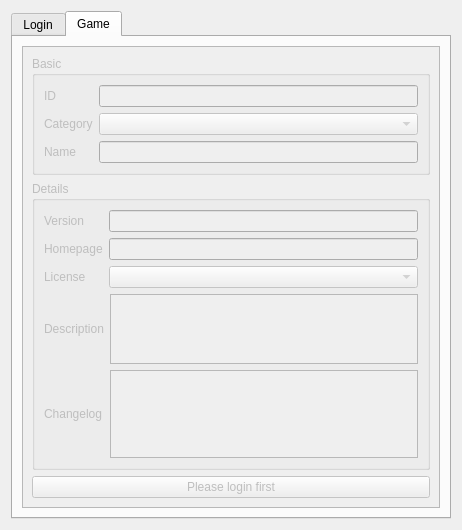
Above: creator/plugins/docks/distributiondock/distributiondock.ui from KDE/gluon before the change. Below: the same form after it.
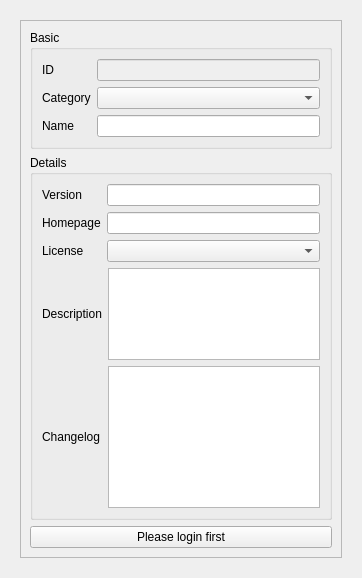
That is the form after the change. The open tabs and pages were chosen to show the change.

Commit message: Don't use a TabBar, as it doesn't make sense to always show the login tab. Use a state machine for the GUI state changes.

Patch:
```diff
--- a/creator/plugins/docks/distributiondock/distributiondock.ui
+++ b/creator/plugins/docks/distributiondock/distributiondock.ui
@@ -6,24 +6,21 @@
    <rect>
     <x>0</x>
     <y>0</y>
-    <width>462</width>
-    <height>530</height>
+    <width>362</width>
+    <height>578</height>
    </rect>
   </property>
   <property name="windowTitle">
    <string>Distribution</string>
   </property>
-  <layout class="QVBoxLayout" name="verticalLayout_11">
+  <layout class="QVBoxLayout" name="verticalLayout_4">
    <item>
-    <widget class="QTabWidget" name="tabWidget">
+    <widget class="QStackedWidget" name="stackedWidget">
      <property name="currentIndex">
       <number>0</number>
      </property>
-     <widget class="QWidget" name="loginTab">
-      <attribute name="title">
-       <string>Login</string>
-      </attribute>
-      <layout class="QVBoxLayout" name="verticalLayout_7">
+     <widget class="QWidget" name="loginPage">
+      <layout class="QVBoxLayout" name="verticalLayout_11">
        <item>
         <layout class="QHBoxLayout" name="horizontalLayout_2">
          <item>
@@ -78,21 +75,15 @@
          <property name="sizeHint" stdset="0">
           <size>
            <width>20</width>
-           <height>161</height>
+           <height>470</height>
           </size>
          </property>
         </spacer>
        </item>
       </layout>
      </widget>
-     <widget class="QWidget" name="gameTab">
-      <property name="enabled">
-       <bool>false</bool>
-      </property>
-      <attribute name="title">
-       <string>Game</string>
-      </attribute>
-      <layout class="QVBoxLayout" name="verticalLayout_4">
+     <widget class="QWidget" name="gamePage">
+      <layout class="QVBoxLayout" name="verticalLayout_7">
        <item>
         <widget class="QScrollArea" name="scrollArea">
          <property name="widgetResizable">
@@ -103,8 +94,8 @@
            <rect>
             <x>0</x>
             <y>0</y>
-            <width>432</width>
-            <height>477</height>
+            <width>340</width>
+            <height>556</height>
            </rect>
           </property>
           <layout class="QVBoxLayout" name="verticalLayout">
```
Left out of the diff: 16 changed lines with no effect on the pictures. The commit also changes 2 other files.
